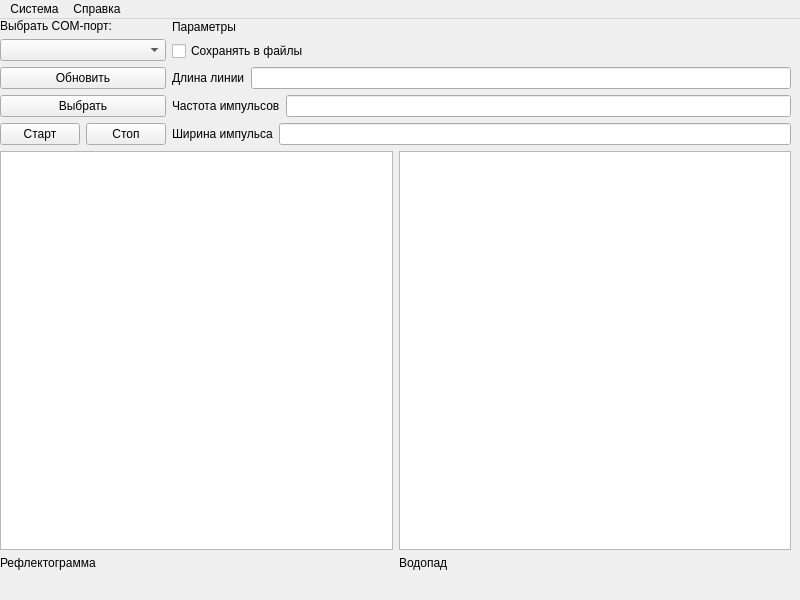
Old version of the form src/mainWindowDAS.ui in the repository georgiisafonkin/drfc.
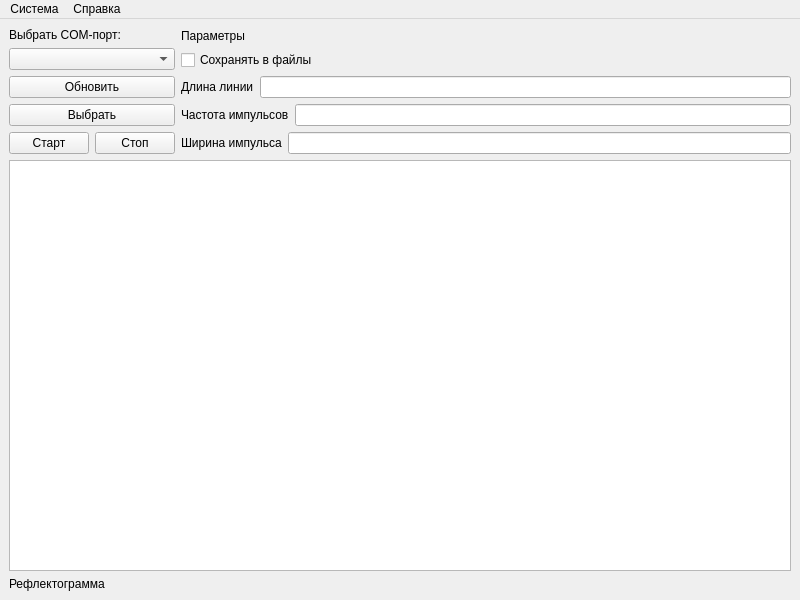
New version of the form.

What changed in the file:
```diff
--- a/src/mainWindowDAS.ui
+++ b/src/mainWindowDAS.ui
@@ -14,15 +14,8 @@
    <string>MainWindow</string>
   </property>
   <widget class="QWidget" name="centralwidget">
-   <widget class="QWidget" name="">
-    <property name="geometry">
-     <rect>
-      <x>0</x>
-      <y>0</y>
-      <width>791</width>
-      <height>551</height>
-     </rect>
-    </property>
+   <layout class="QVBoxLayout" name="verticalLayout">
+    <item>
     <layout class="QVBoxLayout" name="mainVL">
      <item>
       <layout class="QHBoxLayout" name="optionsHL">
@@ -154,24 +147,11 @@
          </item>
         </layout>
        </item>
-       <item>
-        <layout class="QVBoxLayout" name="WaterfallVL">
-         <item>
-          <widget class="QGraphicsView" name="graphicsView_2"/>
-         </item>
-         <item>
-          <widget class="QLabel" name="label_5">
-           <property name="text">
-            <string>Водопад</string>
-           </property>
-          </widget>
-         </item>
         </layout>
        </item>
       </layout>
      </item>
     </layout>
-   </widget>
   </widget>
   <widget class="QMenuBar" name="menuBar">
    <property name="geometry">
```
Left out of the diff: 30 changed lines with no effect on the pictures. Lines whose indentation alone changed are shown as unchanged.
